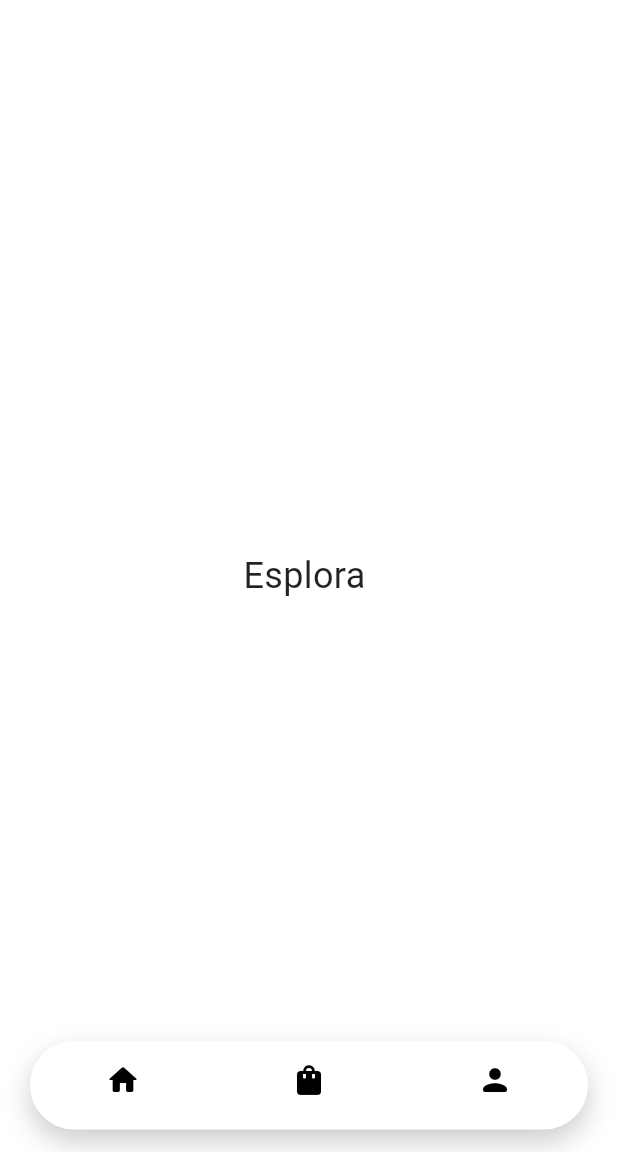
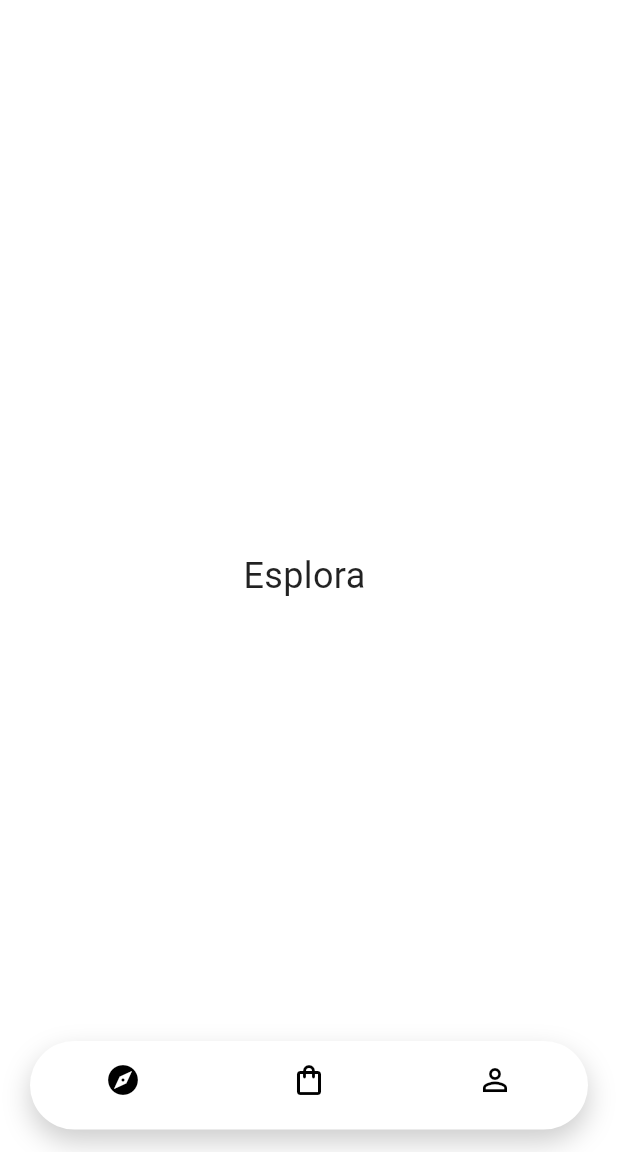
Before and after one commit to AndreaRiitano/Nook, a Flutter app: the screen it shows once a user with an empty profile is signed in, on a phone screen of 412 x 824 dp, the part 84-1236 px from its top. Run offline on Flutter 3.47's test engine with Material 3 defaults, Android fonts, the phone set to English and light mode, and no system bars; our stand-ins replace cloud_firestore, firebase_auth, firebase_core; accounts and stored records are empty.

Commit message:
fix navbar icone attive

```diff
--- a/lib/homepage_screen.dart
+++ b/lib/homepage_screen.dart
@@ -93,15 +93,18 @@ class _HomepageScreenState extends State<HomepageScreen>{
            //icone
            items: const [
              BottomNavigationBarItem(
-               icon: Icon(Icons.home_rounded),
+               icon: Icon(Icons.explore_outlined),
+               activeIcon: Icon(Icons.explore_rounded),
                label: 'Home',
              ),
              BottomNavigationBarItem(
-               icon: Icon(Icons.shopping_bag_rounded),
+               icon: Icon(Icons.shopping_bag_outlined),
+               activeIcon: Icon(Icons.shopping_bag_rounded),
                label: 'Ordini',
              ),
              BottomNavigationBarItem(
-               icon: Icon(Icons.person_rounded),
+               icon: Icon(Icons.person_outline),
+               activeIcon: Icon(Icons.person_rounded),
                label: 'Profilo',
              ),
            ],
```
